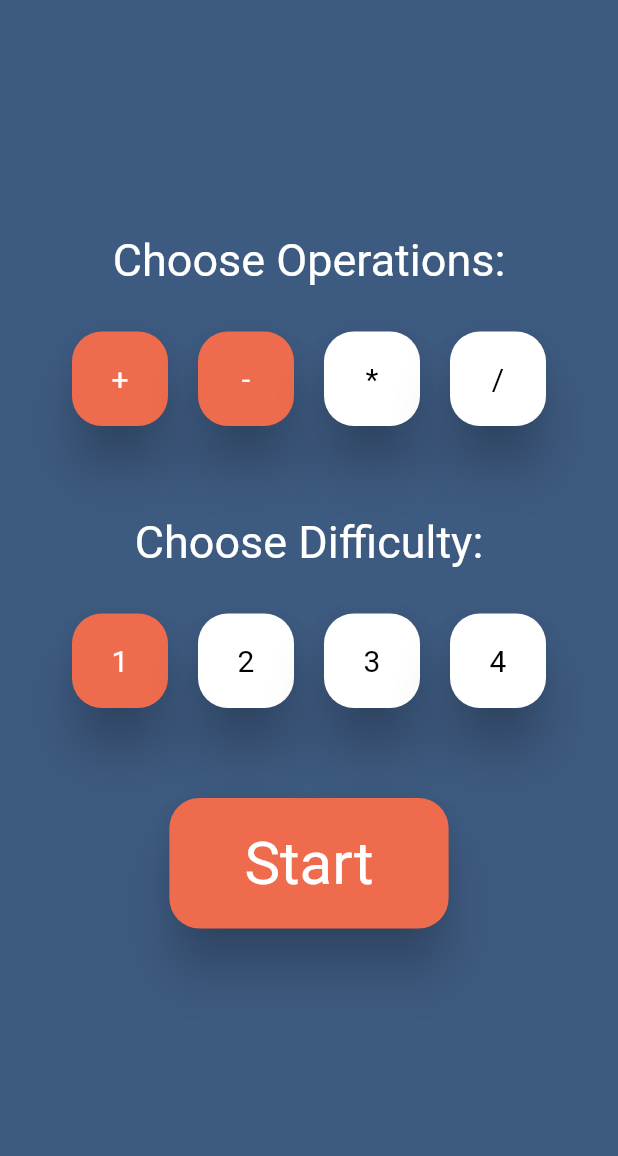
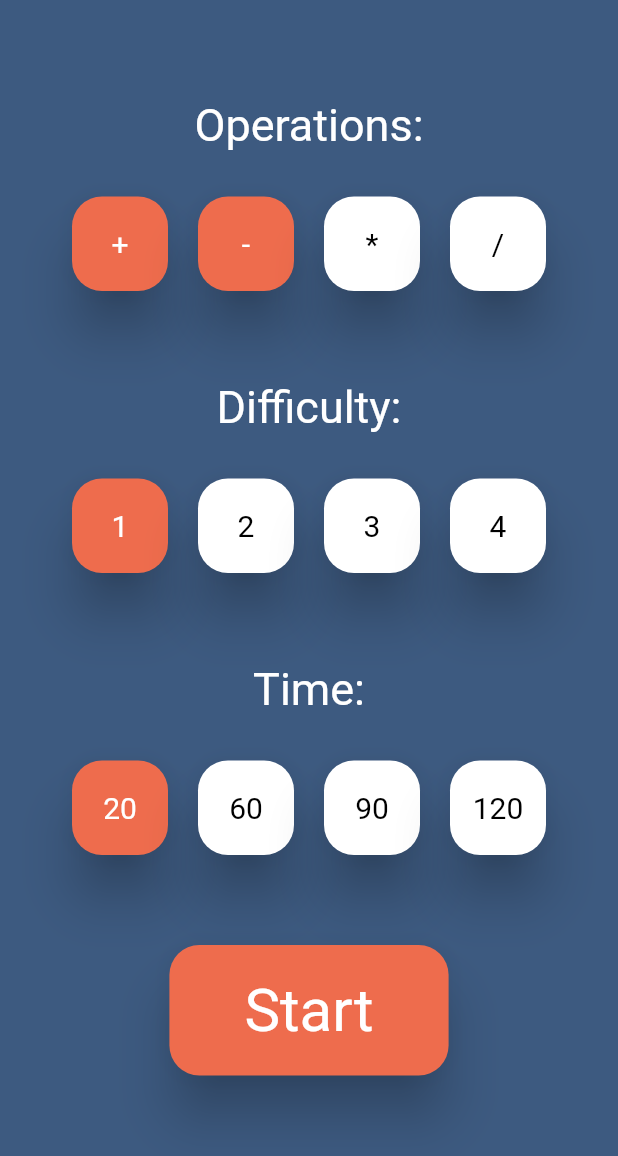
Before and after one commit to carvalho28/explode, a Flutter app: the Difficulty screen opened directly, on a phone screen of 412 x 824 dp. Shown: the top 1156 px of the screen. Run offline on Flutter 3.47's test engine with Material 2 defaults, Android fonts, the phone set to English and light mode, and no system bars.

Commit message:
Added time change and solved issues in game engine
Signed-off-by: carvalho28 <carvalhoo287@gmail.com>

```diff
--- a/lib/main.dart
+++ b/lib/main.dart
@@ -14,7 +14,11 @@ void main() {
       theme: ThemeData(
         backgroundColor: primaryColor,
       ),
-      home: const Difficulty(),
+      home: const Game(
+        operators: ['+', '-', 'x', '/'],
+        difficulty: '1',
+        time: '5',
+      ),
     ),
   );
 }
--- a/lib/views/difficulty.dart
+++ b/lib/views/difficulty.dart
@@ -16,17 +16,22 @@ class _DifficultyState extends State<Difficulty> {
   final List<String> operators = <String>['+', '-', '*', '/'];
   // list with all difficulties
   final List<String> difficulties = <String>['1', '2', '3', '4'];
+  // list with all possible times
+  final List<String> times = <String>['20', '60', '90', '120'];
 
   // selected operators
   List<String> selectedOperators = <String>[];
   // selected difficulty
   String selectedDifficulty = '';
+  // selected time
+  String selectedTime = '';
 
   @override
   void initState() {
     selectedOperators.add(operators[0]);
     selectedOperators.add(operators[1]);
     selectedDifficulty = difficulties[0];
+    selectedTime = times[0];
     super.initState();
   }
 
@@ -37,14 +42,6 @@ class _DifficultyState extends State<Difficulty> {
     }
     return true;
   }
-
-  // function to check if the user selected a difficulty
-  // bool checkDifficulty() {
-  //   if (selectedDifficulty) {
-  //     return false;
-  //   }
-  //   return true;
-  // }
 
   @override
   Widget build(BuildContext context) {
@@ -59,11 +56,11 @@ class _DifficultyState extends State<Difficulty> {
         child: Column(
           children: [
             const SizedBox(
-              height: 100,
+              height: 10,
             ),
             //  text with choose operations
             const Text(
-              'Choose Operations:',
+              'Operations:',
               style: TextStyle(
                 color: Colors.white,
                 fontSize: 30,
@@ -126,7 +123,7 @@ class _DifficultyState extends State<Difficulty> {
               height: 50,
             ),
             const Text(
-              'Choose Difficulty:',
+              'Difficulty:',
               style: TextStyle(
                 color: Colors.white,
                 fontSize: 30,
@@ -188,6 +185,70 @@ class _DifficultyState extends State<Difficulty> {
             const SizedBox(
               height: 50,
             ),
+            // time choice
+            const Text(
+              'Time:',
+              style: TextStyle(
+                color: Colors.white,
+                fontSize: 30,
+                fontFamily: fontBody,
+              ),
+            ),
+            const SizedBox(
+              height: 20,
+            ),
+            // time choice
+            Wrap(
+              // color
+              children: times
+                  .map(
+                    (String time) => Container(
+                      margin: const EdgeInsets.all(10),
+                      child: ElevatedButton(
+                        style: ElevatedButton.styleFrom(
+                          backgroundColor: selectedTime == time
+                              ? secondaryColor
+                              : Colors.white,
+                          shape: RoundedRectangleBorder(
+                            borderRadius: BorderRadius.circular(20.0),
+                          ),
+                          padding: const EdgeInsets.symmetric(
+                            horizontal: 10,
+                            vertical: 20,
+                          ),
+                          // add shadow to the button
+                          elevation: 15,
+                        ),
+                        onPressed: () {
+                          // if the time is already selected, remove it
+                          if (selectedTime == time) {
+                            selectedTime = '';
+                          } else {
+                            // if the time is not selected, add it
+                            selectedTime = time;
+                          }
+                          // update the state
+                          setState(() {});
+                          print(selectedTime);
+                        },
+                        child: Text(
+                          time,
+                          style: TextStyle(
+                            color: selectedTime == time
+                                ? Colors.white
+                                : Colors.black,
+                            fontSize: 20,
+                            fontFamily: fontBody,
+                          ),
+                        ),
+                      ),
+                    ),
+                  )
+                  .toList(),
+            ),
+            const SizedBox(
+              height: 50,
+            ),
             // button to start the game
             ElevatedButton(
               style: ElevatedButton.styleFrom(
@@ -206,6 +267,39 @@ class _DifficultyState extends State<Difficulty> {
                 print('start game');
                 print(selectedOperators);
                 print(selectedDifficulty);
+                print(selectedTime);
+                if (selectedOperators.isEmpty) {
+                  showDialog(
+                    context: context,
+                    builder: (BuildContext context) {
+                      return AlertDialog(
+                        title: const Text('Error'),
+                        content:
+                            const Text('Please select at least one operator'),
+                        actions: [
+                          TextButton(
+                            onPressed: () {
+                              Navigator.of(context).pop();
+                            },
+                            child: const Text('OK'),
+                          ),
+                        ],
+                      );
+                    },
+                  );
+                } else if (selectedDifficulty.isEmpty) {
+                  ScaffoldMessenger.of(context).showSnackBar(
+                    const SnackBar(
+                      content: Text('Please select a difficulty'),
+                    ),
+                  );
+                } else if (selectedTime.isEmpty) {
+                  ScaffoldMessenger.of(context).showSnackBar(
+                    const SnackBar(
+                      content: Text('Please select a time'),
+                    ),
+                  );
+                }
                 // if the user selected at least one operator and a difficulty
                 if (checkOperators() && selectedDifficulty != '') {
                   // navigate to the game page
@@ -214,6 +308,7 @@ class _DifficultyState extends State<Difficulty> {
                       builder: (BuildContext context) => Game(
                         operators: selectedOperators,
                         difficulty: selectedDifficulty,
+                        time: selectedTime,
                       ),
                     ),
                   );
--- a/lib/views/game.dart
+++ b/lib/views/game.dart
@@ -1,16 +1,23 @@
 import 'dart:math';
 
 import 'package:explode/constants/general.dart';
+import 'package:explode/main.dart';
 import 'package:explode/utilities/game_engine.dart';
 import 'package:explode/utilities/timer.dart';
 import 'package:explode/utilities/verification_icon.dart';
 import 'package:flutter/material.dart';
 
 class Game extends StatefulWidget {
-  const Game({super.key, required this.operators, required this.difficulty});
+  const Game({
+    super.key,
+    required this.operators,
+    required this.difficulty,
+    required this.time,
+  });
 
   final List<String> operators;
   final String difficulty;
+  final String time;
 
   @override
   State<Game> createState() => _GameState();
@@ -19,21 +26,24 @@ class Game extends StatefulWidget {
 class _GameState extends State<Game> {
   late List<String> _operators;
   late String _difficulty;
+  late int _time;
 
   @override
   void initState() {
     super.initState();
     _operators = widget.operators;
     _difficulty = widget.difficulty;
+    _time = int.parse(widget.time);
     print('Difficulty: $_difficulty');
     print('Operators: $_operators');
+    print('Time: $_time');
   }
 
   @override
   Widget build(BuildContext context) {
     return GestureDetector(
       onTap: () {
-        FocusScope.of(context).unfocus();
+        FocusScope.of(context).requestFocus(FocusNode());
       },
       child: Scaffold(
         resizeToAvoidBottomInset: false,
@@ -41,11 +51,26 @@ class _GameState extends State<Game> {
         appBar: AppBar(
           backgroundColor: Colors.transparent,
           elevation: 0,
+          // icon to go back to the main menu on the top right corner
+          actions: [
+            IconButton(
+              icon: const Icon(Icons.exit_to_app_outlined),
+              onPressed: () {
+                Navigator.of(context).pushReplacement(
+                  MaterialPageRoute(
+                    builder: (context) => const MainMenu(),
+                  ),
+                );
+              },
+            ),
+          ],
         ),
         backgroundColor: primaryColor,
         body: Column(
           children: [
-            const TimerWidget(startingTime: 20),
+            TimerWidget(
+              startingTime: _time,
+            ),
             Container(
               padding: const EdgeInsets.symmetric(
                 horizontal: 30,
```
Also changed, not shown: lib/utilities/game_engine.dart (+2 -5 lines), lib/utilities/verification_icon.dart (+0 -15 lines).
